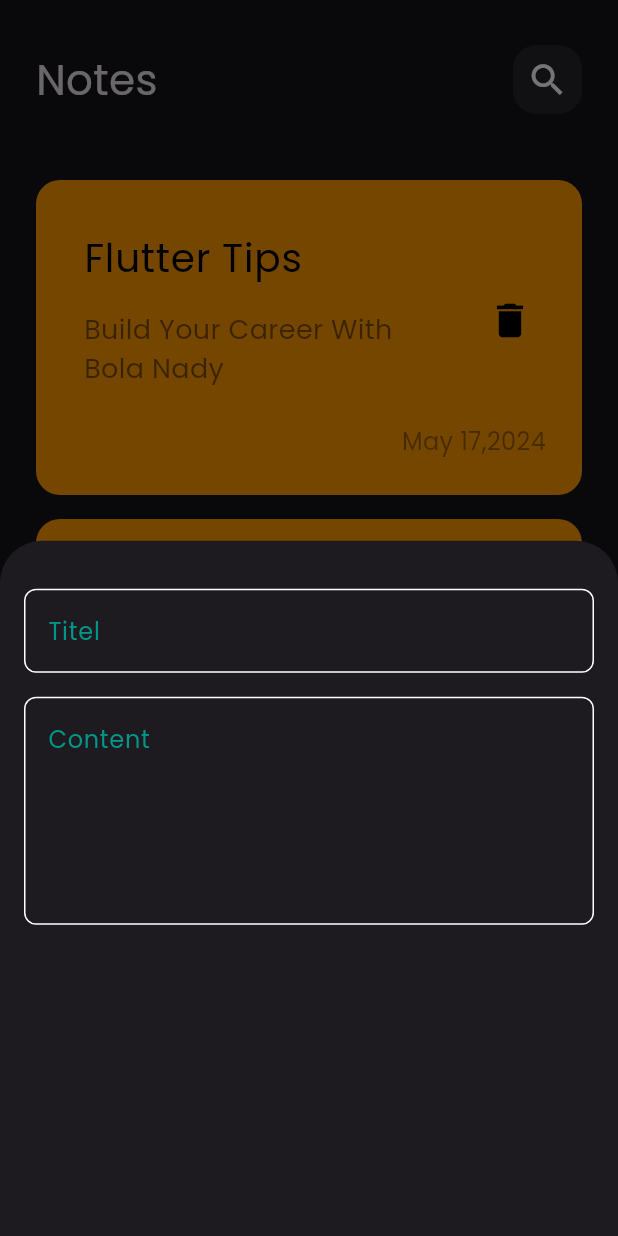
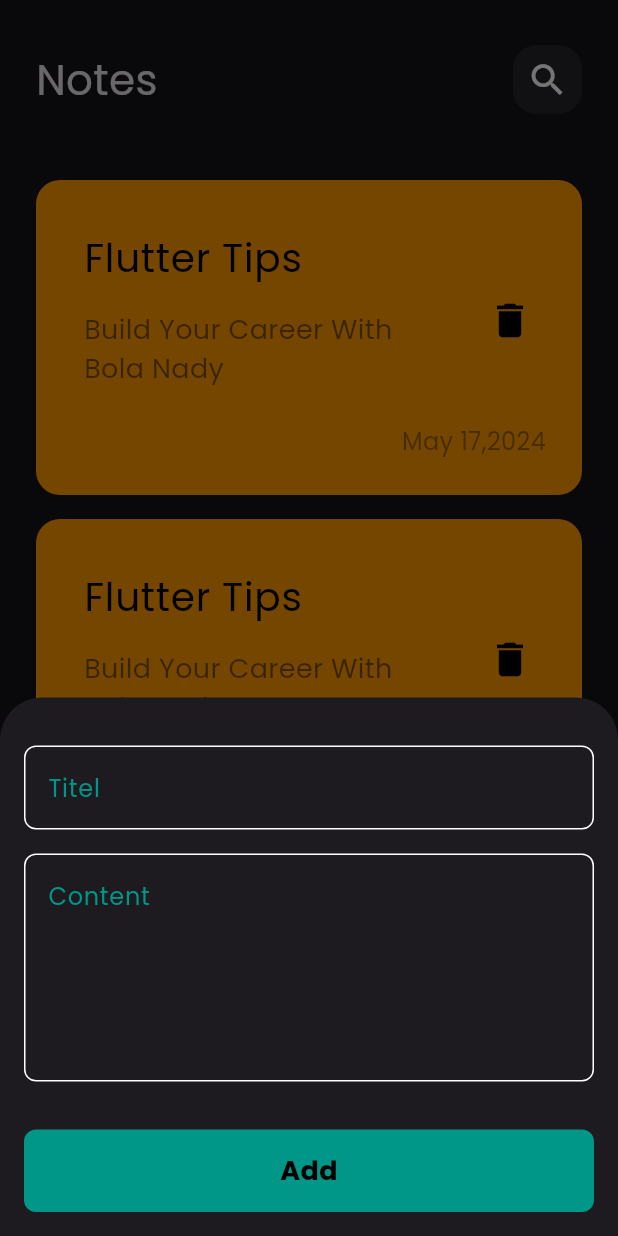
Before and after one commit to Bola30/Notes-Application, a Flutter app: the screen it shows after launch, after a tap on the "add" icon, on a phone screen of 412 x 824 dp. Run offline on Flutter 3.47's test engine with Material 3 defaults, Android fonts, the phone set to English and light mode, and no system bars.

Commit message:
Finsh Notes Bottom Shet

```diff
--- a/lib/views/Add_Note_Bottom_Sheet.dart
+++ b/lib/views/Add_Note_Bottom_Sheet.dart
@@ -1,4 +1,5 @@
 import 'package:flutter/material.dart';
+import 'package:notes_application/views/widgets/Coustem_Button.dart';
 import 'package:notes_application/views/widgets/Coustem_Text_Feild.dart';
 
 class AddNoteBottom extends StatelessWidget {
@@ -8,6 +9,7 @@ class AddNoteBottom extends StatelessWidget {
   Widget build(BuildContext context) {
     return const Padding(
       padding: EdgeInsets.symmetric(horizontal: 16),
+      child: SingleChildScrollView(
         child: Column(
           children: [
             SizedBox(
@@ -23,7 +25,11 @@ class AddNoteBottom extends StatelessWidget {
               hint: 'Content',
               maxlines: 5,
             ),
+            SizedBox(height: 32),
+            CoustemButton(),
+            SizedBox(height: 16),
           ],
+        ),
       ),
     );
   }
--- a/lib/views/view_notes.dart
+++ b/lib/views/view_notes.dart
@@ -9,7 +9,7 @@ class NotesView extends StatelessWidget {
   Widget build(BuildContext context) {
     return Scaffold(
       floatingActionButton: FloatingActionButton(
-        backgroundColor: Colors.cyan,
+        backgroundColor: Colors.teal,
         shape: const CircleBorder(),
         onPressed: (){
           showModalBottomSheet(context: context, builder: (context) {
--- /dev/null
+++ b/lib/views/widgets/Coustem_Button.dart
@@ -0,0 +1,22 @@
+import 'package:flutter/material.dart';
+
+class CoustemButton extends StatelessWidget {
+  const CoustemButton({super.key});
+
+  @override
+  Widget build(BuildContext context) {
+    return Container(
+      width: MediaQuery.of(context).size.width,
+      height: 55,
+      decoration: BoxDecoration(
+          color: Colors.teal, borderRadius: BorderRadius.circular(8)),
+      child: const Center(
+        child: Text(
+          "Add",
+          style: TextStyle(
+              color: Colors.black, fontSize: 18, fontWeight: FontWeight.bold),
+        ),
+      ),
+    );
+  }
+}
--- a/lib/views/widgets/Coustem_Text_Feild.dart
+++ b/lib/views/widgets/Coustem_Text_Feild.dart
@@ -13,7 +13,7 @@ class CoustemTextFeild extends StatelessWidget {
       maxLines: maxlines,
       decoration: InputDecoration(
         hintText: hint,
-        hintStyle: TextStyle(color: Colors.teal),
+        hintStyle: const TextStyle(color: Colors.teal),
         border: buildBorder(),
         enabledBorder:buildBorder(),
         focusedBorder: buildBorder(Colors.teal)
```
Lines whose indentation alone changed are shown as unchanged.
